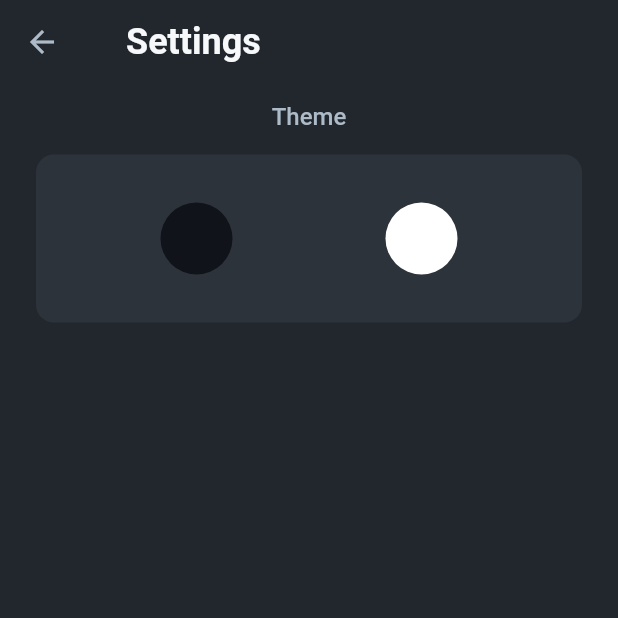
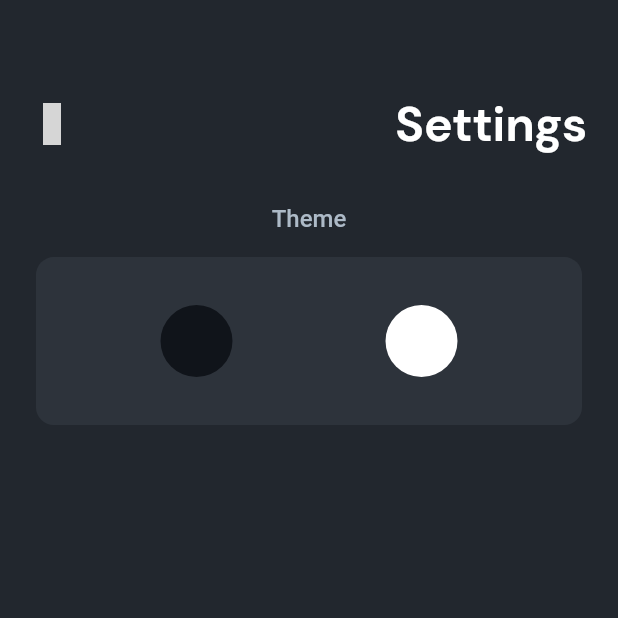
Before and after one commit to aidanjuma/equity-finance-gui, a Flutter app: the SearchView screen opened by its route, after a tap on an icon or button, on a phone screen of 412 x 824 dp, the top half of it. Run offline on Flutter 3.47's test engine with Material 2 defaults, Android fonts, the phone set to English and light mode, and no system bars; our stand-ins replace eva_icons_flutter, hive, hive_flutter; accounts and stored records are empty; network calls fail; grey boxes are pictures that could not be loaded.

Commit message:
🍫 update to app bar UI across diff. pages

```diff
--- a/lib/src/ui/components/navigation/custom_app_bar.dart
+++ b/lib/src/ui/components/navigation/custom_app_bar.dart
@@ -3,7 +3,13 @@ import 'package:eva_icons_flutter/eva_icons_flutter.dart';
 import 'package:equity/src/router/routes.dart';
 import 'package:equity/src/router/navigator_wrapper.dart';
 
-PreferredSize customAppBar(context) {
+const TextStyle _titleStyle = TextStyle(
+  fontSize: 32,
+  fontWeight: FontWeight.w700,
+  fontFamily: 'DM Sans',
+);
+
+PreferredSize customAppBar(BuildContext context, int type) {
   final width = MediaQuery.of(context).size.width;
   final height = MediaQuery.of(context).size.height;
 
@@ -20,21 +26,30 @@ PreferredSize customAppBar(context) {
       child: Row(
         mainAxisAlignment: MainAxisAlignment.spaceBetween,
         children: <Widget>[
-          const Text(
+          type == 0
+              ? const Text(
                   'equity',
-            style: TextStyle(
-              fontSize: 32,
-              fontWeight: FontWeight.w700,
-              fontFamily: 'DM Sans',
+                  style: _titleStyle,
+                )
+              : GestureDetector(
+                  onTap: () => Navigator.pop(context),
+                  child: const Icon(
+                    EvaIcons.arrowBack,
+                    size: 28,
                   ),
                 ),
-          GestureDetector(
+          type != 2
+              ? GestureDetector(
                   onTap: () => NavigatorWrapper.push(context, Routes.settings),
                   child: const Icon(
                     EvaIcons.settingsOutline,
                     size: 28,
                   ),
-          ),
+                )
+              : const Text(
+                  'Settings',
+                  style: _titleStyle,
+                )
         ],
       ),
     ),
--- a/lib/src/ui/views/asset_view.dart
+++ b/lib/src/ui/views/asset_view.dart
@@ -1,6 +1,5 @@
 import 'package:flutter/material.dart';
-import 'package:provider/provider.dart';
-import 'package:equity/src/providers/equity_api_provider.dart';
+import 'package:equity/src/ui/components/navigation/custom_app_bar.dart';
 
 class AssetView extends StatefulWidget {
   const AssetView({super.key});
@@ -12,7 +11,9 @@ class AssetView extends StatefulWidget {
 class _AssetViewState extends State<AssetView> {
   @override
   Widget build(BuildContext context) {
-    return const Scaffold();
+    return Scaffold(
+      appBar: customAppBar(context, 1),
+    );
   }
 
   @override
--- a/lib/src/ui/views/news_view.dart
+++ b/lib/src/ui/views/news_view.dart
@@ -26,7 +26,7 @@ class _NewsViewState extends State<NewsView> {
     final height = MediaQuery.of(context).size.height;
 
     return Scaffold(
-      appBar: customAppBar(context),
+      appBar: customAppBar(context, 0),
       body: SingleChildScrollView(
         physics: const BouncingScrollPhysics(),
         child: Consumer<EquityApiProvider>(
--- a/lib/src/ui/views/search_view.dart
+++ b/lib/src/ui/views/search_view.dart
@@ -23,7 +23,7 @@ class _SearchViewState extends State<SearchView> {
     final height = MediaQuery.of(context).size.height;
 
     return Scaffold(
-      appBar: customAppBar(context),
+      appBar: customAppBar(context, 0),
       body: Column(
         children: <Widget>[
           Container(
--- a/lib/src/ui/views/settings_view.dart
+++ b/lib/src/ui/views/settings_view.dart
@@ -1,3 +1,4 @@
+import 'package:equity/src/ui/components/navigation/custom_app_bar.dart';
 import 'package:flutter/material.dart';
 // Local
 import 'package:equity/src/enums/appearance.dart';
@@ -10,11 +11,7 @@ class SettingsView extends StatelessWidget {
   Widget build(BuildContext context) {
     final ColorScheme colors = Theme.of(context).colorScheme;
     return Scaffold(
-      appBar: AppBar(
-          title: Container(
-        padding: const EdgeInsets.only(left: 12),
-        child: const Text('Settings'),
-      )),
+      appBar: customAppBar(context, 2),
       body: Container(
         padding: const EdgeInsets.symmetric(
           vertical: 12,
```
Also changed, not shown: 2 other files. Lines whose indentation alone changed are shown as unchanged.
